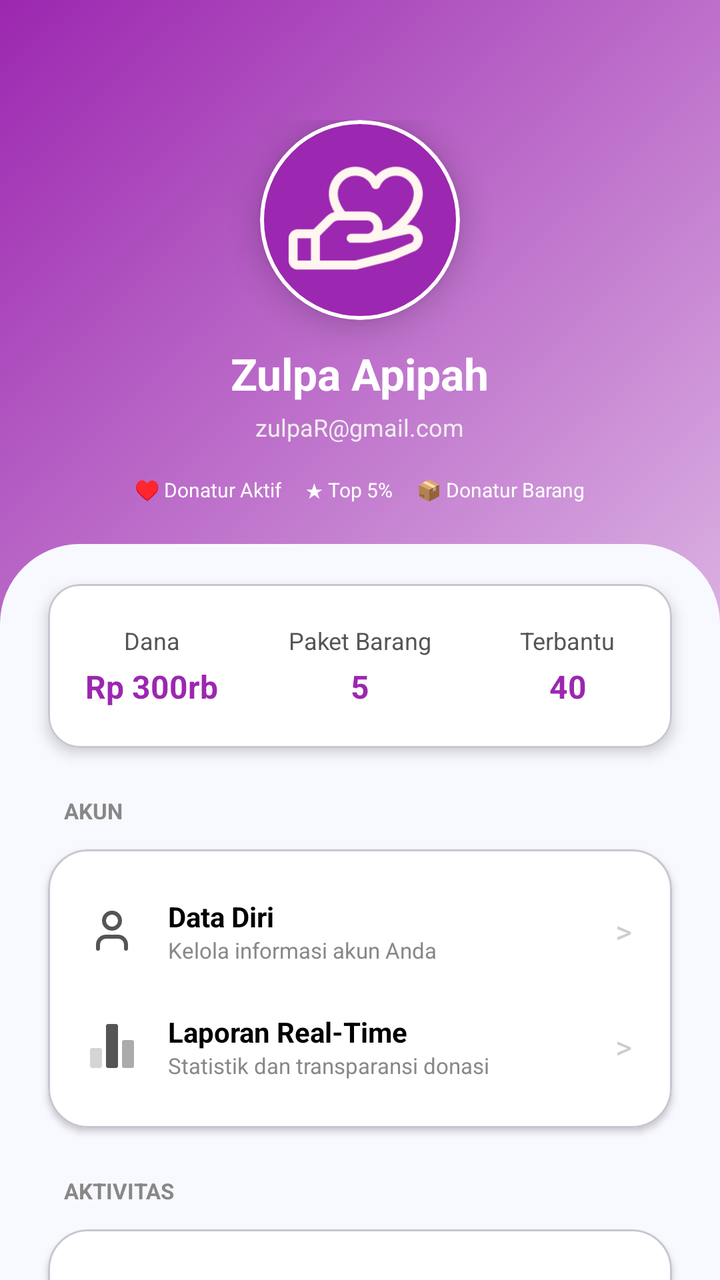
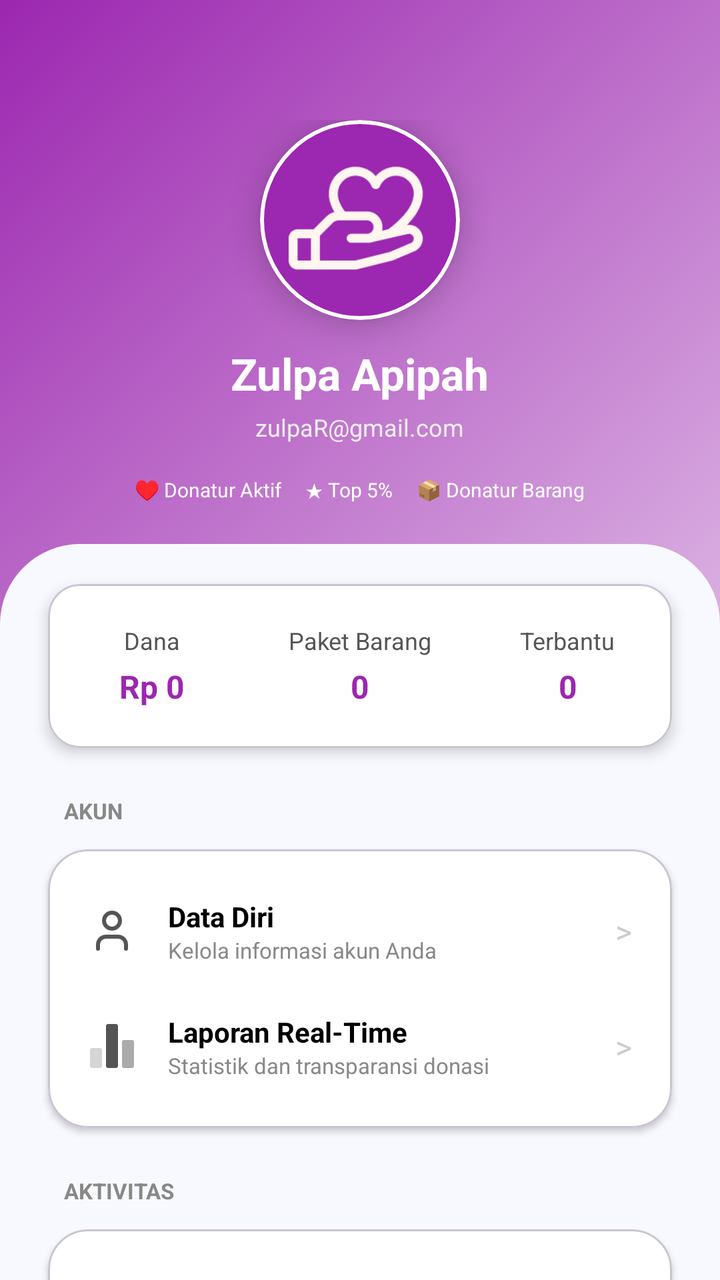

An Android layout rendered at two revisions. The XML below is the earlier revision; the diff shows what the commit changed to produce the second picture.
<!-- AndroidManifest.xml: application theme Theme.AplikasiProjekSMT4 -->
<!-- res/layout/fragment_profile.xml -->
<?xml version="1.0" encoding="utf-8"?>
<FrameLayout xmlns:android="http://schemas.android.com/apk/res/android"
    xmlns:app="http://schemas.android.com/apk/res-auto"
    android:layout_width="match_parent"
    android:layout_height="match_parent"
    android:background="#F8F7FF">

    
    <View
        android:layout_width="match_parent"
        android:layout_height="380dp"
        android:background="@drawable/bg_gradasi_ungu" />

    
    <androidx.core.widget.NestedScrollView
        android:layout_width="match_parent"
        android:layout_height="match_parent"
        android:fillViewport="true">

        <LinearLayout
            android:layout_width="match_parent"
            android:layout_height="wrap_content"
            android:orientation="vertical">

            
            
            
            <LinearLayout
                android:layout_width="match_parent"
                android:layout_height="wrap_content"
                android:gravity="center"
                android:orientation="vertical"
                android:paddingTop="60dp"
                android:paddingBottom="40dp">

                <com.google.android.material.card.MaterialCardView
                    android:id="@+id/cvProfileImage"
                    android:layout_width="100dp"
                    android:layout_height="100dp"
                    app:cardCornerRadius="50dp"
                    app:cardElevation="8dp"
                    app:strokeColor="#FFFFFF"
                    app:strokeWidth="2dp">
                    <ImageView
                        android:id="@+id/ivProfilePicture"
                        android:layout_width="match_parent"
                        android:layout_height="match_parent"
                        android:scaleType="centerCrop"
                        android:src="@drawable/group_2" />
                </com.google.android.material.card.MaterialCardView>

                <TextView
                    android:id="@+id/tvProfileName"
                    android:layout_width="wrap_content"
                    android:layout_height="wrap_content"
                    android:layout_marginTop="12dp"
                    android:text="Zulpa Apipah"
                    android:textColor="#FFFFFF"
                    android:textSize="22sp"
                    android:textStyle="bold" />

                <TextView
                    android:id="@+id/tvProfileEmail"
                    android:layout_width="wrap_content"
                    android:layout_height="wrap_content"
                    android:layout_marginTop="4dp"
                    android:text="zulpaR@gmail.com"
                    android:textColor="#EEEEEE"
                    android:textSize="12sp" />

                <LinearLayout
                    android:id="@+id/llBadges"
                    android:layout_width="wrap_content"
                    android:layout_height="wrap_content"
                    android:layout_marginTop="16dp"
                    android:orientation="horizontal">
                    <TextView
                        android:layout_width="wrap_content"
                        android:layout_height="wrap_content"
                        android:layout_marginEnd="12dp"
                        android:text="♥ Donatur Aktif"
                        android:textColor="#FFFFFF"
                        android:textSize="10sp" />
                    <TextView
                        android:layout_width="wrap_content"
                        android:layout_height="wrap_content"
                        android:layout_marginEnd="12dp"
                        android:text="★ Top 5%"
                        android:textColor="#FFFFFF"
                        android:textSize="10sp" />
                    <TextView
                        android:layout_width="wrap_content"
                        android:layout_height="wrap_content"
                        android:text="📦 Donatur Barang"
                        android:textColor="#FFFFFF"
                        android:textSize="10sp" />
                </LinearLayout>
            </LinearLayout>

            
            
            
            <LinearLayout
                android:layout_width="match_parent"
                android:layout_height="match_parent"
                android:background="@drawable/rounded_top_white"
                android:layout_marginTop="-20dp"
                android:orientation="vertical"
                android:paddingBottom="100dp">

                
                <com.google.android.material.card.MaterialCardView
                    android:id="@+id/cvStats"
                    android:layout_width="match_parent"
                    android:layout_height="wrap_content"
                    android:layout_marginHorizontal="24dp"
                    android:layout_marginTop="20dp"
                    app:cardBackgroundColor="#FFFFFF"
                    app:cardCornerRadius="16dp"
                    app:cardElevation="4dp">
                    <LinearLayout
                        android:layout_width="match_parent"
                        android:layout_height="wrap_content"
                        android:orientation="horizontal"
                        android:paddingVertical="20dp"
                        android:weightSum="3">
                        <LinearLayout
                            android:layout_width="0dp"
                            android:layout_height="wrap_content"
                            android:layout_weight="1"
                            android:gravity="center"
                            android:orientation="vertical">
                            <TextView android:layout_width="wrap_content" android:layout_height="wrap_content" android:text="Dana" android:textColor="#555555" android:textSize="12sp" />
                            <TextView android:layout_width="wrap_content" android:layout_height="wrap_content" android:layout_marginTop="4dp" android:text="Rp 300rb" android:textColor="#9C27B0" android:textSize="16sp" android:textStyle="bold" />
                        </LinearLayout>
                        <LinearLayout
                            android:layout_width="0dp"
                            android:layout_height="wrap_content"
                            android:layout_weight="1"
                            android:gravity="center"
                            android:orientation="vertical">
                            <TextView android:layout_width="wrap_content" android:layout_height="wrap_content" android:text="Paket Barang" android:textColor="#555555" android:textSize="12sp" />
                            <TextView android:layout_width="wrap_content" android:layout_height="wrap_content" android:layout_marginTop="4dp" android:text="5" android:textColor="#9C27B0" android:textSize="16sp" android:textStyle="bold" />
                        </LinearLayout>
                        <LinearLayout
                            android:layout_width="0dp"
                            android:layout_height="wrap_content"
                            android:layout_weight="1"
                            android:gravity="center"
                            android:orientation="vertical">
                            <TextView android:layout_width="wrap_content" android:layout_height="wrap_content" android:text="Terbantu" android:textColor="#555555" android:textSize="12sp" />
                            <TextView android:layout_width="wrap_content" android:layout_height="wrap_content" android:layout_marginTop="4dp" android:text="40" android:textColor="#9C27B0" android:textSize="16sp" android:textStyle="bold" />
                        </LinearLayout>
                    </LinearLayout>
                </com.google.android.material.card.MaterialCardView>

                
                <TextView
                    android:layout_width="wrap_content"
                    android:layout_height="wrap_content"
                    android:layout_marginStart="32dp"
                    android:layout_marginTop="24dp"
                    android:text="AKUN"
                    android:textColor="#888888"
                    android:textSize="11sp"
                    android:textStyle="bold" />

                <com.google.android.material.card.MaterialCardView
                    android:layout_width="match_parent"
                    android:layout_height="wrap_content"
                    android:layout_marginHorizontal="24dp"
                    android:layout_marginTop="12dp"
                    app:cardBackgroundColor="#FFFFFF"
                    app:cardCornerRadius="20dp"
                    app:cardElevation="2dp">
                    <LinearLayout
                        android:layout_width="match_parent"
                        android:layout_height="wrap_content"
                        android:orientation="vertical"
                        android:paddingVertical="12dp">

                        <LinearLayout android:id="@+id/llDataDiri" android:layout_width="match_parent" android:layout_height="wrap_content" android:background="?attr/selectableItemBackground" android:clickable="true" android:focusable="true" android:gravity="center_vertical" android:paddingHorizontal="20dp" android:paddingVertical="12dp">
                            <ImageView android:layout_width="24dp" android:layout_height="24dp" android:src="@drawable/prof" app:tint="#555555" />
                            <LinearLayout android:layout_width="0dp" android:layout_height="wrap_content" android:layout_marginStart="16dp" android:layout_weight="1" android:orientation="vertical">
                                <TextView android:layout_width="wrap_content" android:layout_height="wrap_content" android:text="Data Diri" android:textColor="#000000" android:textSize="14sp" android:textStyle="bold" />
                                <TextView android:layout_width="wrap_content" android:layout_height="wrap_content" android:text="Kelola informasi akun Anda" android:textColor="#888888" android:textSize="11sp" />
                            </LinearLayout>
                            <TextView android:layout_width="wrap_content" android:layout_height="wrap_content" android:text=">" android:textColor="#CCCCCC" android:textSize="16sp" />
                        </LinearLayout>

                        <LinearLayout android:id="@+id/llLaporanRealTime" android:layout_width="match_parent" android:layout_height="wrap_content" android:background="?attr/selectableItemBackground" android:clickable="true" android:focusable="true" android:gravity="center_vertical" android:paddingHorizontal="20dp" android:paddingVertical="12dp">
                            <ImageView android:layout_width="24dp" android:layout_height="24dp" android:src="@drawable/report" app:tint="#555555" />
                            <LinearLayout android:layout_width="0dp" android:layout_height="wrap_content" android:layout_marginStart="16dp" android:layout_weight="1" android:orientation="vertical">
                                <TextView android:layout_width="wrap_content" android:layout_height="wrap_content" android:text="Laporan Real-Time" android:textColor="#000000" android:textSize="14sp" android:textStyle="bold" />
                                <TextView android:layout_width="wrap_content" android:layout_height="wrap_content" android:text="Statistik dan transparansi donasi" android:textColor="#888888" android:textSize="11sp" />
                            </LinearLayout>
                            <TextView android:layout_width="wrap_content" android:layout_height="wrap_content" android:text=">" android:textColor="#CCCCCC" android:textSize="16sp" />
                        </LinearLayout>

                        
                        <View android:id="@+id/viewSeparatorDaftarMitra" android:layout_width="match_parent" android:layout_height="1dp" android:layout_marginStart="60dp" android:background="#F0F0F0" android:visibility="gone"/>
                        <LinearLayout android:id="@+id/llDaftarMitra" android:layout_width="match_parent" android:layout_height="wrap_content" android:background="?attr/selectableItemBackground" android:clickable="true" android:focusable="true" android:gravity="center_vertical" android:paddingHorizontal="20dp" android:paddingVertical="12dp" android:visibility="gone">
                            <ImageView android:layout_width="24dp" android:layout_height="24dp" android:src="@android:drawable/ic_menu_manage" app:tint="#555555" />
                            <LinearLayout android:layout_width="0dp" android:layout_height="wrap_content" android:layout_marginStart="16dp" android:layout_weight="1" android:orientation="vertical">
                                <TextView android:layout_width="wrap_content" android:layout_height="wrap_content" android:text="Daftar mitra" android:textColor="#000000" android:textSize="14sp" android:textStyle="bold" />
                                <TextView android:layout_width="wrap_content" android:layout_height="wrap_content" android:text="Lihat mitra dan lokasi donasi barang" android:textColor="#888888" android:textSize="11sp" />
                            </LinearLayout>
                            <TextView android:layout_width="wrap_content" android:layout_height="wrap_content" android:text=">" android:textColor="#CCCCCC" android:textSize="16sp" />
                        </LinearLayout>

                        <View android:id="@+id/viewSeparatorAdmin" android:layout_width="match_parent" android:layout_height="1dp" android:layout_marginStart="60dp" android:background="#F0F0F0" android:visibility="gone"/>
                        <LinearLayout android:id="@+id/llAdministrator" android:layout_width="match_parent" android:layout_height="wrap_content" android:background="?attr/selectableItemBackground" android:clickable="true" android:focusable="true" android:gravity="center_vertical" android:paddingHorizontal="20dp" android:paddingVertical="12dp" android:visibility="gone">
                            <ImageView android:layout_width="24dp" android:layout_height="24dp" android:src="@android:drawable/ic_menu_agenda" app:tint="#555555" />
                            <LinearLayout android:layout_width="0dp" android:layout_height="wrap_content" android:layout_marginStart="16dp" android:layout_weight="1" android:orientation="vertical">
                                <TextView android:layout_width="wrap_content" android:layout_height="wrap_content" android:text="Administrator" android:textColor="#000000" android:textSize="14sp" android:textStyle="bold" />
                                <TextView android:layout_width="wrap_content" android:layout_height="wrap_content" android:text="Kelola aplikasi dan donasi" android:textColor="#888888" android:textSize="11sp" />
                            </LinearLayout>
                            <TextView android:layout_width="wrap_content" android:layout_height="wrap_content" android:text=">" android:textColor="#CCCCCC" android:textSize="16sp" />
                        </LinearLayout>

                        <View android:id="@+id/viewSeparatorMitra" android:layout_width="match_parent" android:layout_height="1dp" android:layout_marginStart="60dp" android:background="#F0F0F0" android:visibility="gone"/>
                        <LinearLayout android:id="@+id/llManajemenMitra" android:layout_width="match_parent" android:layout_height="wrap_content" android:background="?attr/selectableItemBackground" android:clickable="true" android:focusable="true" android:gravity="center_vertical" android:paddingHorizontal="20dp" android:paddingVertical="12dp" android:visibility="gone">
                            <ImageView android:layout_width="24dp" android:layout_height="24dp" android:src="@drawable/daftar_mitra" app:tint="#555555" />
                            <LinearLayout android:layout_width="0dp" android:layout_height="wrap_content" android:layout_marginStart="16dp" android:layout_weight="1" android:orientation="vertical">
                                <TextView android:layout_width="wrap_content" android:layout_height="wrap_content" android:text="Manajemen Mitra" android:textColor="#000000" android:textSize="14sp" android:textStyle="bold" />
                                <TextView android:layout_width="wrap_content" android:layout_height="wrap_content" android:text="Kelola program donasi Anda" android:textColor="#888888" android:textSize="11sp" />
                            </LinearLayout>
                            <TextView android:layout_width="wrap_content" android:layout_height="wrap_content" android:text=">" android:textColor="#CCCCCC" android:textSize="16sp" />
                        </LinearLayout>
                    </LinearLayout>
                </com.google.android.material.card.MaterialCardView>

                
                <TextView
                    android:layout_width="wrap_content"
                    android:layout_height="wrap_content"
                    android:layout_marginStart="32dp"
                    android:layout_marginTop="24dp"
                    android:text="AKTIVITAS"
                    android:textColor="#888888"
                    android:textSize="11sp"
                    android:textStyle="bold" />

                <com.google.android.material.card.MaterialCardView
                    android:layout_width="match_parent"
                    android:layout_height="wrap_content"
                    android:layout_marginHorizontal="24dp"
                    android:layout_marginTop="12dp"
                    app:cardBackgroundColor="#FFFFFF"
                    app:cardCornerRadius="20dp"
                    app:cardElevation="2dp">
                    <LinearLayout
                        android:layout_width="match_parent"
                        android:layout_height="wrap_content"
                        android:orientation="vertical"
                        android:paddingVertical="12dp">

                        <LinearLayout android:id="@+id/llRiwayat" android:layout_width="match_parent" android:layout_height="wrap_content" android:background="?attr/selectableItemBackground" android:clickable="true" android:focusable="true" android:gravity="center_vertical" android:paddingHorizontal="20dp" android:paddingVertical="12dp">
                            <ImageView android:layout_width="24dp" android:layout_height="24dp" android:src="@drawable/histo" app:tint="#555555" />
                            <LinearLayout android:layout_width="0dp" android:layout_height="wrap_content" android:layout_marginStart="16dp" android:layout_weight="1" android:orientation="vertical">
                                <TextView android:layout_width="wrap_content" android:layout_height="wrap_content" android:text="Riwayat Donasi" android:textColor="#000000" android:textSize="14sp" android:textStyle="bold" />
                                <TextView android:layout_width="wrap_content" android:layout_height="wrap_content" android:text="5 transaksi tercatat" android:textColor="#888888" android:textSize="11sp" />
                            </LinearLayout>
                            <TextView android:layout_width="wrap_content" android:layout_height="wrap_content" android:text=">" android:textColor="#CCCCCC" android:textSize="16sp" />
                        </LinearLayout>

                        <View android:layout_width="match_parent" android:layout_height="1dp" android:layout_marginStart="60dp" android:background="#F0F0F0"/>

                        <LinearLayout android:id="@+id/llSertifikat" android:layout_width="match_parent" android:layout_height="wrap_content" android:background="?attr/selectableItemBackground" android:clickable="true" android:focusable="true" android:gravity="center_vertical" android:paddingHorizontal="20dp" android:paddingVertical="12dp">
                            <ImageView android:layout_width="24dp" android:layout_height="24dp" android:src="@drawable/sertif" app:tint="#555555" />
                            <LinearLayout android:layout_width="0dp" android:layout_height="wrap_content" android:layout_marginStart="16dp" android:layout_weight="1" android:orientation="vertical">
                                <TextView android:layout_width="wrap_content" android:layout_height="wrap_content" android:text="Sertifikat Donasi" android:textColor="#000000" android:textSize="14sp" android:textStyle="bold" />
                                <TextView android:layout_width="wrap_content" android:layout_height="wrap_content" android:text="Lihat sertifikat Anda" android:textColor="#888888" android:textSize="11sp" />
                            </LinearLayout>
                            <TextView android:layout_width="wrap_content" android:layout_height="wrap_content" android:text=">" android:textColor="#CCCCCC" android:textSize="16sp" />
                        </LinearLayout>

                    </LinearLayout>
                </com.google.android.material.card.MaterialCardView>

                
                <TextView
                    android:layout_width="wrap_content"
                    android:layout_height="wrap_content"
                    android:layout_marginStart="32dp"
                    android:layout_marginTop="24dp"
                    android:text="LAINNYA"
                    android:textColor="#888888"
                    android:textSize="11sp"
                    android:textStyle="bold" />

                <com.google.android.material.card.MaterialCardView
                    android:layout_width="match_parent"
                    android:layout_height="wrap_content"
                    android:layout_marginHorizontal="24dp"
                    android:layout_marginTop="12dp"
                    android:layout_marginBottom="24dp"
                    app:cardBackgroundColor="#FFFFFF"
                    app:cardCornerRadius="20dp"
                    app:cardElevation="2dp">
                    <LinearLayout
                        android:layout_width="match_parent"
                        android:layout_height="wrap_content"
                        android:orientation="vertical"
                        android:paddingVertical="12dp">

                        <LinearLayout android:id="@+id/llKebijakanPrivasi" android:layout_width="match_parent" android:layout_height="wrap_content" android:background="?attr/selectableItemBackground" android:clickable="true" android:focusable="true" android:gravity="center_vertical" android:paddingHorizontal="20dp" android:paddingVertical="12dp">
                            <ImageView android:layout_width="24dp" android:layout_height="24dp" android:src="@drawable/kebijakan" app:tint="#555555" />
                            <LinearLayout android:layout_width="0dp" android:layout_height="wrap_content" android:layout_marginStart="16dp" android:layout_weight="1" android:orientation="vertical">
                                <TextView android:layout_width="wrap_content" android:layout_height="wrap_content" android:text="Kebijakan Privasi" android:textColor="#000000" android:textSize="14sp" android:textStyle="bold" />
                                <TextView android:layout_width="wrap_content" android:layout_height="wrap_content" android:text="Pelajari bagaimana kami melindungi data Anda" android:textColor="#888888" android:textSize="11sp" />
                            </LinearLayout>
                            <TextView android:layout_width="wrap_content" android:layout_height="wrap_content" android:text=">" android:textColor="#CCCCCC" android:textSize="16sp" />
                        </LinearLayout>

                        <View android:layout_width="match_parent" android:layout_height="1dp" android:layout_marginStart="60dp" android:background="#F0F0F0"/>

                        <LinearLayout android:id="@+id/llBantuan" android:layout_width="match_parent" android:layout_height="wrap_content" android:background="?attr/selectableItemBackground" android:clickable="true" android:focusable="true" android:gravity="center_vertical" android:paddingHorizontal="20dp" android:paddingVertical="12dp">
                            <ImageView android:layout_width="24dp" android:layout_height="24dp" android:src="@drawable/help" app:tint="#555555" />
                            <LinearLayout android:layout_width="0dp" android:layout_height="wrap_content" android:layout_marginStart="16dp" android:layout_weight="1" android:orientation="vertical">
                                <TextView android:layout_width="wrap_content" android:layout_height="wrap_content" android:text="Bantuan &amp; FAQ" android:textColor="#000000" android:textSize="14sp" android:textStyle="bold" />
                                <TextView android:layout_width="wrap_content" android:layout_height="wrap_content" android:text="Temukan jawaban atas pertanyaan Anda" android:textColor="#888888" android:textSize="11sp" />
                            </LinearLayout>
                            <TextView android:layout_width="wrap_content" android:layout_height="wrap_content" android:text=">" android:textColor="#CCCCCC" android:textSize="16sp" />
                        </LinearLayout>

                        <View android:layout_width="match_parent" android:layout_height="1dp" android:layout_marginStart="60dp" android:background="#F0F0F0"/>

                        
                        <LinearLayout android:id="@+id/btnLogout" android:layout_width="match_parent" android:layout_height="wrap_content" android:background="?attr/selectableItemBackground" android:clickable="true" android:focusable="true" android:gravity="center_vertical" android:paddingHorizontal="20dp" android:paddingVertical="12dp">
                            <ImageView android:layout_width="24dp" android:layout_height="24dp" android:src="@android:drawable/ic_lock_power_off" app:tint="#F44336" />
                            <LinearLayout android:layout_width="0dp" android:layout_height="wrap_content" android:layout_marginStart="16dp" android:layout_weight="1" android:orientation="vertical">
                                <TextView android:layout_width="wrap_content" android:layout_height="wrap_content" android:text="Keluar Akun (Logout)" android:textColor="#F44336" android:textSize="14sp" android:textStyle="bold" />
                            </LinearLayout>
                        </LinearLayout>

                    </LinearLayout>
                </com.google.android.material.card.MaterialCardView>

            </LinearLayout>
        </LinearLayout>
    </androidx.core.widget.NestedScrollView>
</FrameLayout>
<!-- resources referenced by this layout -->
<resources>
  <!-- drawable bg_gradasi_ungu (drawable) -->
  <?xml version="1.0" encoding="utf-8"?>
  <shape xmlns:android="http://schemas.android.com/apk/res/android">
      <gradient
          android:startColor="#9C27B0"
          android:endColor="#E1BEE7"
          android:angle="315" />
  </shape>
  <!-- drawable kebijakan (drawable) -->
  <vector xmlns:android="http://schemas.android.com/apk/res/android"
      android:width="20dp"
      android:height="24dp"
      android:viewportWidth="20"
      android:viewportHeight="24">
    <group>
      <clip-path
          android:pathData="M0,0h20v20h-20z"/>
      <path
          android:pathData="M16.667,10.833C16.667,15 13.75,17.083 10.283,18.292C10.102,18.353 9.905,18.35 9.725,18.283C6.25,17.083 3.333,15 3.333,10.833V5C3.333,4.779 3.421,4.567 3.577,4.411C3.734,4.254 3.946,4.167 4.167,4.167C5.833,4.167 7.917,3.167 9.367,1.9C9.543,1.749 9.768,1.666 10,1.666C10.232,1.666 10.457,1.749 10.633,1.9C12.092,3.175 14.167,4.167 15.833,4.167C16.054,4.167 16.266,4.254 16.423,4.411C16.579,4.567 16.667,4.779 16.667,5V10.833Z"
          android:strokeLineJoin="round"
          android:strokeWidth="1.66667"
          android:fillColor="#00000000"
          android:strokeColor="#4A5565"
          android:strokeLineCap="round"/>
    </group>
  </vector>
  <!-- drawable prof (drawable) -->
  <vector xmlns:android="http://schemas.android.com/apk/res/android"
      android:width="20dp"
      android:height="20dp"
      android:viewportWidth="20"
      android:viewportHeight="20">
    <path
        android:pathData="M15.833,17.5V15.833C15.833,14.949 15.482,14.101 14.857,13.476C14.232,12.851 13.384,12.5 12.5,12.5H7.5C6.616,12.5 5.768,12.851 5.143,13.476C4.518,14.101 4.167,14.949 4.167,15.833V17.5"
        android:strokeLineJoin="round"
        android:strokeWidth="1.66667"
        android:fillColor="#00000000"
        android:strokeColor="#4A5565"
        android:strokeLineCap="round"/>
    <path
        android:pathData="M10,9.167C11.841,9.167 13.333,7.674 13.333,5.833C13.333,3.992 11.841,2.5 10,2.5C8.159,2.5 6.667,3.992 6.667,5.833C6.667,7.674 8.159,9.167 10,9.167Z"
        android:strokeLineJoin="round"
        android:strokeWidth="1.66667"
        android:fillColor="#00000000"
        android:strokeColor="#4A5565"
        android:strokeLineCap="round"/>
  </vector>
  <!-- drawable rounded_top_white (drawable) -->
  <?xml version="1.0" encoding="utf-8"?>
  <shape xmlns:android="http://schemas.android.com/apk/res/android">
      <solid android:color="#F8F9FF" />
      <corners
          android:topLeftRadius="40dp"
          android:topRightRadius="40dp" />
  </shape>
  <style name="Theme.AplikasiProjekSMT4" parent="Base.Theme.AplikasiProjekSMT4" />
  <style name="Base.Theme.AplikasiProjekSMT4" parent="Theme.Material3.DayNight.NoActionBar">
          <item name="colorPrimary">#9C27B0</item>
          <item name="colorPrimaryVariant">#7B1FA2</item>
          <item name="colorOnPrimary">#FFFFFF</item>
      </style>
  <!-- unchanged entries left out for length: 6 -->
</resources>

<!-- the commit's change to res/layout/fragment_profile.xml (unified diff, before → after) -->
@@ -131,7 +131,7 @@
                             android:gravity="center"
                             android:orientation="vertical">
                             <TextView android:layout_width="wrap_content" android:layout_height="wrap_content" android:text="Dana" android:textColor="#555555" android:textSize="12sp" />
-                            <TextView android:layout_width="wrap_content" android:layout_height="wrap_content" android:layout_marginTop="4dp" android:text="Rp 300rb" android:textColor="#9C27B0" android:textSize="16sp" android:textStyle="bold" />
+                            <TextView android:id="@+id/tvProfileTotalDana" android:layout_width="wrap_content" android:layout_height="wrap_content" android:layout_marginTop="4dp" android:text="Rp 0" android:textColor="#9C27B0" android:textSize="16sp" android:textStyle="bold" />
                         </LinearLayout>
                         <LinearLayout
                             android:layout_width="0dp"
@@ -140,7 +140,7 @@
                             android:gravity="center"
                             android:orientation="vertical">
                             <TextView android:layout_width="wrap_content" android:layout_height="wrap_content" android:text="Paket Barang" android:textColor="#555555" android:textSize="12sp" />
-                            <TextView android:layout_width="wrap_content" android:layout_height="wrap_content" android:layout_marginTop="4dp" android:text="5" android:textColor="#9C27B0" android:textSize="16sp" android:textStyle="bold" />
+                            <TextView android:id="@+id/tvProfileTotalBarang" android:layout_width="wrap_content" android:layout_height="wrap_content" android:layout_marginTop="4dp" android:text="0" android:textColor="#9C27B0" android:textSize="16sp" android:textStyle="bold" />
                         </LinearLayout>
                         <LinearLayout
                             android:layout_width="0dp"
@@ -149,7 +149,7 @@
                             android:gravity="center"
                             android:orientation="vertical">
                             <TextView android:layout_width="wrap_content" android:layout_height="wrap_content" android:text="Terbantu" android:textColor="#555555" android:textSize="12sp" />
-                            <TextView android:layout_width="wrap_content" android:layout_height="wrap_content" android:layout_marginTop="4dp" android:text="40" android:textColor="#9C27B0" android:textSize="16sp" android:textStyle="bold" />
+                            <TextView android:id="@+id/tvProfileTotalTerbantu" android:layout_width="wrap_content" android:layout_height="wrap_content" android:layout_marginTop="4dp" android:text="0" android:textColor="#9C27B0" android:textSize="16sp" android:textStyle="bold" />
                         </LinearLayout>
                     </LinearLayout>
                 </com.google.android.material.card.MaterialCardView>
